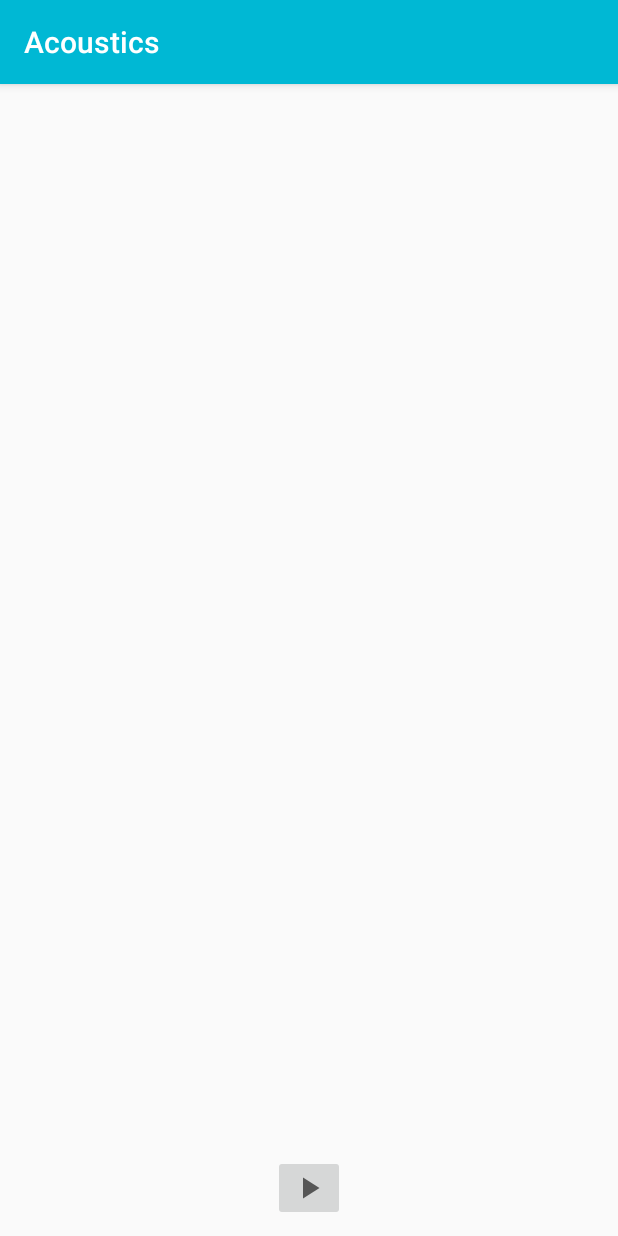
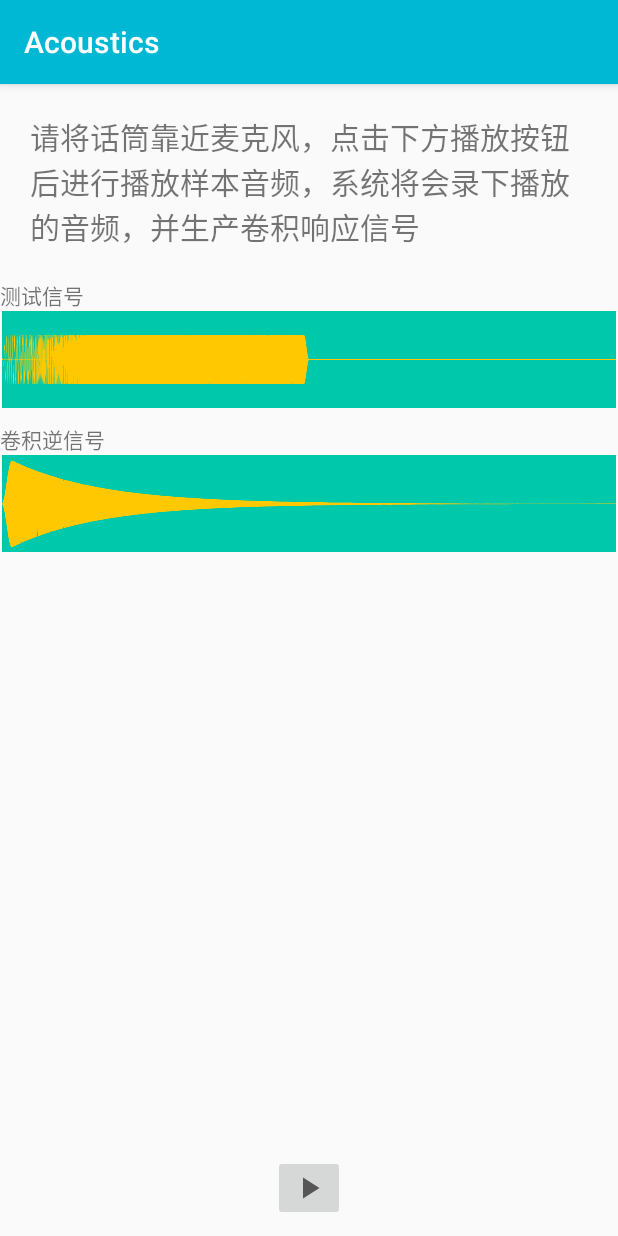
Before and after one commit to 201836701295/new16SoftWare, an Android app: the ExperimentActivity screen opened directly, with no data from a screen before it, on a phone screen of 412 x 824 dp. Run offline under Robolectric (Android 15) with nearby library versions, the phone set to English and light mode, and no system bars; our stand-ins replace data binding.

Commit message:
做声学实验ui

```diff
--- a/app/src/main/java/edu/scut/acoustics/ui/experiment/ExperimentActivity.java
+++ b/app/src/main/java/edu/scut/acoustics/ui/experiment/ExperimentActivity.java
@@ -1,18 +1,112 @@
 package edu.scut.acoustics.ui.experiment;
 
+import android.os.AsyncTask;
 import android.os.Bundle;
+import android.os.Handler;
+import android.os.HandlerThread;
+import android.view.View;
 
 import androidx.annotation.Nullable;
 import androidx.appcompat.app.AppCompatActivity;
 import androidx.databinding.DataBindingUtil;
+import androidx.fragment.app.Fragment;
 
+import java.io.IOException;
+import java.util.concurrent.ExecutionException;
+import java.util.concurrent.Executor;
+import java.util.concurrent.ExecutorService;
+import java.util.concurrent.Executors;
+import java.util.concurrent.ThreadFactory;
+import java.util.concurrent.ThreadPoolExecutor;
+
+import edu.scut.acoustics.MyApplication;
 import edu.scut.acoustics.R;
 import edu.scut.acoustics.databinding.ActivityExperimentBinding;
+import edu.scut.acoustics.utils.AudioRecorder;
+import edu.scut.acoustics.utils.SampleMusicPlayer;
 
-public class ExperimentActivity extends AppCompatActivity {
+public class ExperimentActivity extends AppCompatActivity implements View.OnClickListener {
+    private AudioRecorder recorder;
+    private SampleMusicPlayer player;
+    private ActivityExperimentBinding binding;
+    private ExecutorService service = Executors.newCachedThreadPool();
+    private WriterTask writerTask = new WriterTask();
+
     @Override
     protected void onCreate(@Nullable Bundle savedInstanceState) {
         super.onCreate(savedInstanceState);
-        ActivityExperimentBinding binding = DataBindingUtil.setContentView(this, R.layout.activity_experiment);
+        //UI初始化
+        binding = DataBindingUtil.setContentView(this, R.layout.activity_experiment);
+        GuideFragment guideFragment = new GuideFragment();
+        getSupportFragmentManager().beginTransaction().add(binding.frame.getId(), guideFragment).commit();
+
+        //设置点击监听
+        binding.button.setOnClickListener(this);
+
+        //初始化
+        recorder = new AudioRecorder(this);
+        player = new SampleMusicPlayer();
+
+    }
+
+    //写入播放器线程
+    public class WriterTask implements Runnable{
+
+        @Override
+        public void run() {
+            MyApplication application = (MyApplication)getApplication();
+            short[] data = application.sampleSignal;
+            int offset = 0, temp;
+            while ((temp = player.write(data,offset,data.length - offset))>0){
+                offset += temp;
+                if(offset == data.length){
+                    break;
+                }
+            }
+        }
+    }
+
+    public void show_outcome(){
+        Fragment fragment = new OutcomeFragment();
+        getSupportFragmentManager().beginTransaction().replace(binding.frame.getId(),fragment)
+                .addToBackStack(null).commit();
+    }
+
+    @Override
+    public void onClick(final View view) {
+        //取消点击响应
+        view.setEnabled(false);
+
+        Runnable runnable = new Runnable() {
+            @Override
+            public void run() {
+                try {
+                    //启动录音
+                    recorder.start();
+                    //设置播放结束位置
+                    MyApplication application = (MyApplication) getApplication();
+                    player.setMarker(application.sampleSignal.length);
+                    //设置播放结束接口
+                    player.setOnFinishListener(new SampleMusicPlayer.OnFinishListener() {
+                        @Override
+                        public void OnFinish() {
+                            try {
+                                recorder.stop();
+                            } catch (ExecutionException | InterruptedException e) {
+                                e.printStackTrace();
+                            }
+                        }
+                    });
+                    //开始播放
+                    player.play();
+                    //启动写入线程
+                    service.execute(writerTask);
+                } catch (IOException e) {
+                    e.printStackTrace();
+                }
+            }
+        };
+
+        service.execute(runnable);
     }
 }
--- a/app/src/main/res/layout/fragment_guide.xml
+++ b/app/src/main/res/layout/fragment_guide.xml
@@ -1,5 +1,6 @@
 <?xml version="1.0" encoding="utf-8"?>
-<layout xmlns:android="http://schemas.android.com/apk/res/android"
+<layout xmlns:tools="http://schemas.android.com/tools"
+    xmlns:android="http://schemas.android.com/apk/res/android"
     xmlns:app="http://schemas.android.com/apk/res-auto">
 
     <data>
@@ -11,14 +12,51 @@
         android:layout_height="match_parent">
 
         <TextView
+            android:id="@+id/guide"
             app:layout_constraintTop_toTopOf="parent"
             app:layout_constraintLeft_toLeftOf="parent"
             app:layout_constraintRight_toRightOf="parent"
             android:padding="20dp"
-            android:textSize="30sp"
+            android:textSize="20sp"
             android:text="@string/guidance"
             android:layout_width="wrap_content"
             android:layout_height="wrap_content" />
 
+        <TextView
+            android:id="@+id/description1"
+            app:layout_constraintLeft_toLeftOf="parent"
+            app:layout_constraintTop_toBottomOf="@id/guide"
+            android:text="@string/test_signal"
+            android:layout_width="wrap_content"
+            android:layout_height="wrap_content"/>
+
+        <ImageView
+            android:id="@+id/test_wave"
+            android:layout_width="match_parent"
+            android:layout_height="wrap_content"
+            android:adjustViewBounds="true"
+            android:src="@drawable/sample_wave"
+            app:layout_constraintLeft_toLeftOf="parent"
+            app:layout_constraintTop_toBottomOf="@id/description1"
+            tools:ignore="ContentDescription" />
+
+        <TextView
+            android:id="@+id/description2"
+            android:layout_width="wrap_content"
+            android:layout_height="wrap_content"
+            android:text="@string/inverse_signal"
+            app:layout_constraintLeft_toLeftOf="parent"
+            android:layout_marginTop="10dp"
+            app:layout_constraintTop_toBottomOf="@id/test_wave"/>
+
+        <ImageView
+            android:layout_width="match_parent"
+            android:layout_height="wrap_content"
+            android:src="@drawable/inverse_wave"
+            android:adjustViewBounds="true"
+            app:layout_constraintLeft_toLeftOf="parent"
+            app:layout_constraintTop_toBottomOf="@id/description2"
+            tools:ignore="ContentDescription" />
+
     </androidx.constraintlayout.widget.ConstraintLayout>
 </layout>
--- a/app/src/main/res/values/strings.xml
+++ b/app/src/main/res/values/strings.xml
@@ -11,4 +11,6 @@
     <string name="guidance">请将话筒靠近麦克风，点击下方播放按钮后进行播放样本音频，系统将会录下播放的音频，并生产卷积响应信号</string>
     <string name="adjust">校准</string>
     <string name="noise_measure">噪声测量</string>
+    <string name="test_signal">测试信号</string>
+    <string name="inverse_signal">卷积逆信号</string>
 </resources>
```
Also changed, not shown: app/src/main/java/edu/scut/acoustics/utils/SampleMusicPlayer.java (+11 -6 lines), app/src/main/res/drawable/inverse_wave.png (added), app/src/main/res/drawable/sample_wave.png (added).
